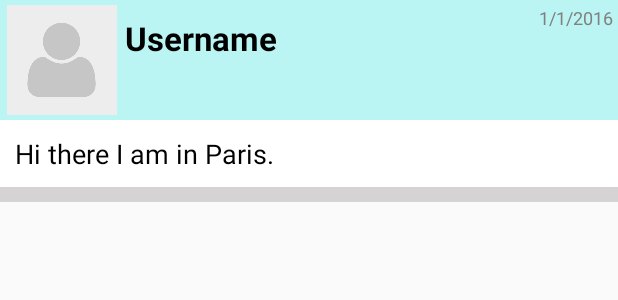
After one commit to Syrgeek/Outdoor, an Android app: the layout place_list_item.xml on its own in the app's theme, with its tools: preview values and no code run, on a phone screen of 412 x 824 dp. The commit adds this screen. Shown: the top 300 px of the screen. Run offline under Robolectric (Android 15) with nearby library versions, the phone set to English and light mode, and no system bars.

Commit message:
add comments to place page

```diff
--- a/app/src/main/java/com/example/hassan/outdoor/Home.java
+++ b/app/src/main/java/com/example/hassan/outdoor/Home.java
@@ -281,8 +281,11 @@ public class Home extends ActionBarActivity {
                     startActivity(i);
                     finish();
                 }else if(json2 != null && json2.getInt("success")==1){
+                    JSONObject json3 = new System().getPlaceComments(strings);
                     Intent i = new Intent(getApplicationContext(),PlacePage.class);
                     i.putExtra("jsonObject",json2.toString());
+                    i.putExtra("jsonObject2",json3.toString());
+
                     startActivity(i);
                 }
                 else
--- a/app/src/main/res/layout/activity_place_page.xml
+++ b/app/src/main/res/layout/activity_place_page.xml
@@ -157,7 +157,7 @@
             android:layout_marginBottom="3dp"
             android:divider="@android:color/transparent"
             android:dividerHeight="15dp"
-            android:id="@+id/comments_list">
+            android:id="@+id/placeCommentList">
 
         </ListView>
 
--- /dev/null
+++ b/app/src/main/res/layout/place_list_item.xml
@@ -0,0 +1,73 @@
+<?xml version="1.0" encoding="utf-8"?>
+<LinearLayout xmlns:android="http://schemas.android.com/apk/res/android"
+    android:orientation="vertical"
+    android:layout_width="wrap_content"
+    android:layout_height="wrap_content"
+    android:background="@drawable/border">
+
+    <RelativeLayout
+        android:layout_width="fill_parent"
+        android:layout_height="80dp"
+        android:padding="3dp"
+        android:background="#baf5f3">
+
+        <ImageView
+            android:layout_width="75dp"
+            android:layout_height="fill_parent"
+            android:src="@drawable/person"
+            android:layout_alignParentLeft="true"/>
+
+        <LinearLayout
+            android:layout_width="wrap_content"
+            android:layout_height="wrap_content"
+            android:layout_alignParentLeft="true"
+            android:layout_alignParentTop="true"
+            android:layout_marginLeft="80dp"
+            android:layout_marginTop="7dp"
+            android:orientation="horizontal">
+
+            <TextView
+                android:layout_width="wrap_content"
+                android:layout_height="fill_parent"
+                android:text="Username"
+                android:textColor="#000000"
+                android:textStyle="bold"
+                android:textSize="22sp"
+                android:clickable="true"
+                android:id="@+id/placeCommentUsername"/>
+
+        </LinearLayout>
+
+
+        <TextView
+            android:layout_width="wrap_content"
+            android:layout_height="wrap_content"
+            android:textColor="#808080"
+            android:textSize="12sp"
+            android:text="1/1/2016"
+            android:id="@+id/placeCommentDate"
+            android:layout_alignParentTop="true"
+            android:layout_alignParentRight="true"
+            android:layout_alignParentEnd="true" />
+
+    </RelativeLayout>
+
+    <TextView
+        android:layout_width="fill_parent"
+        android:layout_height="wrap_content"
+        android:background="#ffffff"
+        android:textColor="#000000"
+        android:text="Hi there I am in Paris."
+        android:textSize="18sp"
+        android:padding="10dp"
+        android:id="@+id/placeCommentText"/>
+
+
+    <RelativeLayout
+        android:layout_width="fill_parent"
+        android:layout_height="10sp"
+        android:background="#d5d3d4">
+
+    </RelativeLayout>
+
+</LinearLayout>
```
Also changed, not shown: app/src/main/java/com/example/hassan/outdoor/Comment.java (+41 -17 lines), app/src/main/java/com/example/hassan/outdoor/DB.java (+23 -0 lines), app/src/main/java/com/example/hassan/outdoor/PlaceAdapter.java (added, +105 -0 lines), app/src/main/java/com/example/hassan/outdoor/PlacePage.java (+39 -0 lines), app/src/main/java/com/example/hassan/outdoor/System.java (+8 -0 lines).
